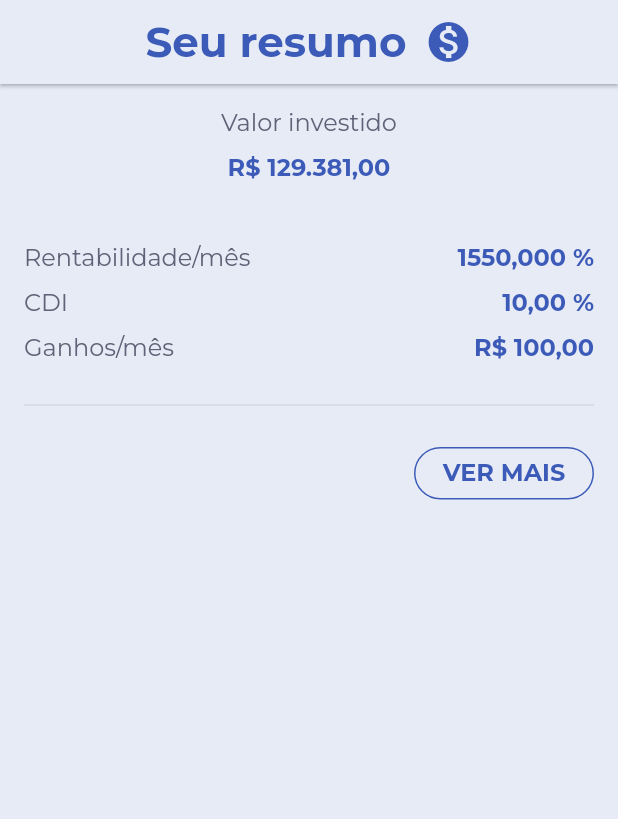
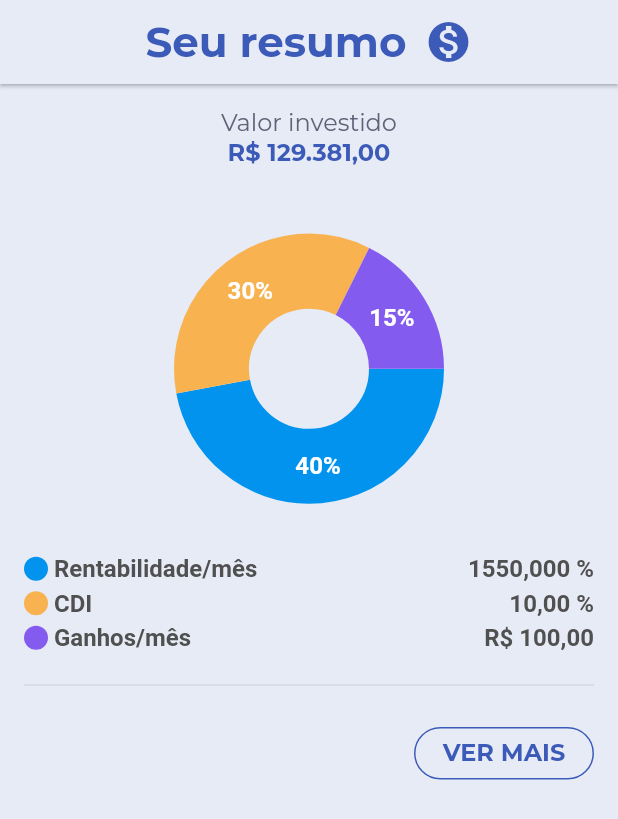
Before and after one commit to wladmyralmeida/MySummaryFlutter, a Flutter app: the screen it shows after launch, on a phone screen of 412 x 824 dp. Shown: the top 819 px of the screen. Run offline on Flutter 3.47's test engine with Material 2 defaults, Android fonts, the phone set to English and light mode, and no system bars; our stand-ins replace google_fonts, money_formatter.

Commit message:
Inserindo gráfico para melhor visualização dos dados

```diff
--- a/lib/app/core/app_colors.dart
+++ b/lib/app/core/app_colors.dart
@@ -1,16 +1,16 @@
 import 'package:flutter/material.dart';
 
 class AppColors {
-  static final Color cardBackground = Color(0xFFFFFFFF);
-  static final Color black = Color(0xFF000000);
-  static final Color green = Color(0xFF268665);
-  static const Color darkBlueColor = Color(0xFF3C5BB8);
-  static const Color darkGreyColor = Color(0xFF606377);
-  static const Color lightBlueColor = Color(0xFFE7EBF6);
-  static const Color shadowColor = Color(0xFFBDBDBD);
-  static const Color dotColor = Color(0xFF9AA3BC);
-  static const Color lineColor = Color(0xFFCCD1DD);
-  static const Color shimmerDefaultColor = Color(0xFF373F45);
-  static const Color shimmerBaseColor = Color(0xFFE0E0E0);
-  static const Color shimmerHighlightColor = Color(0xFFF5F5F5);
+  static final cardBackground = Color(0xFFFFFFFF);
+  static final black = Color(0xFF000000);
+  static final green = Color(0xFF268665);
+  static final darkBlueColor = Color(0xFF3C5BB8);
+  static final darkGreyColor = Color(0xFF606377);
+  static final lightBlueColor = Color(0xFFE7EBF6);
+  static final shadowColor = Color(0xFFBDBDBD);
+  static final dotColor = Color(0xFF9AA3BC);
+  static final lineColor = Color(0xFFCCD1DD);
+  static final shimmerDefaultColor = Color(0xFF373F45);
+  static final shimmerBaseColor = Color(0xFFE0E0E0);
+  static final shimmerHighlightColor = Color(0xFFF5F5F5);
 }
--- a/lib/app/core/app_sizes.dart
+++ b/lib/app/core/app_sizes.dart
@@ -17,7 +17,7 @@ class AppSizes {
 
   // Heights, Weights and Radius
   static const spreadRadius = 1.0;
-  static const cardHeight = 405.0;
+  static const cardHeight = 200.0;
   static const lineHeight = 1.0;
   static const buttonBorderRadius = 40.0;
   static const buttonWidth = 120.0;
--- a/lib/app/core/app_strings.dart
+++ b/lib/app/core/app_strings.dart
@@ -1,14 +1,15 @@
 class AppStrings {
-  static final String appTitle = 'Seu resumo';
-  static final String secretHeaderKey = "x-hasura-admin-secret";
-  static final String secretKey = 'secret';
-  static final String wealthSummaryKey = 'wealthSummary';
-  static final String investedValue = 'Valor investido';
-  static final String moneySymbol = 'R\$';
-  static final String profitability = 'Rentabilidade/mês';
-  static final String cdi = 'CDI';
-  static final String earnings = 'Ganhos/mês';
-  static final String seeMore = 'VER MAIS';
-  static final String percentSymbol = '%';
-  static final String errorMessage = 'Ocorreu um erro inesperado';
+  static const String appTitle = 'Seu resumo';
+  static const String secretHeaderKey = "x-hasura-admin-secret";
+  static const String secretKey = 'secret';
+  static const String wealthSummaryKey = 'wealthSummary';
+  static const String investedValue = 'Valor investido';
+  static const String moneySymbol = 'R\$';
+  static const String profitability = 'Rentabilidade/mês';
+  static const String cdi = 'CDI';
+  static const String earnings = 'Ganhos/mês';
+  static const String others = 'Outros';
+  static const String seeMore = 'VER MAIS';
+  static const String percentSymbol = '%';
+  static const String errorMessage = 'Ocorreu um erro inesperado';
 }
--- a/lib/app/shared/widgets/summary_card_widget.dart
+++ b/lib/app/modules/summary/summary_page.dart
@@ -4,55 +4,19 @@ import 'package:my_summary/app/core/app_colors.dart';
 import 'package:my_summary/app/core/app_sizes.dart';
 import 'package:my_summary/app/core/app_strings.dart';
 import 'package:my_summary/app/core/app_text_styles.dart';
+import 'package:my_summary/app/modules/summary/widgets/summary_chart_widget.dart';
 import 'package:my_summary/app/shared/models/summary_model.dart';
 import 'package:my_summary/app/shared/widgets/button_widget.dart';
-import 'package:my_summary/app/shared/widgets/summary_values_row.dart';
 
-class SummaryCard extends StatelessWidget {
+class SummaryPage extends StatelessWidget {
   final SummaryModel summary;
 
-  const SummaryCard({required this.summary});
+  const SummaryPage({required this.summary});
 
   @override
   Widget build(BuildContext context) {
     final money = MoneyFormatter(
       amount: summary.total.toDouble(),
-      settings: MoneyFormatterSettings(
-        symbol: 'R\$',
-        thousandSeparator: '.',
-        decimalSeparator: ',',
-        symbolAndNumberSeparator: ' ',
-        fractionDigits: 2,
-        // compactFormatType: CompactFormatType.sort,
-      ),
-    );
-
-    final profitabilityFormatted = MoneyFormatter(
-      amount: summary.profitability,
-      settings: MoneyFormatterSettings(
-        symbol: '%',
-        thousandSeparator: '',
-        decimalSeparator: ',',
-        symbolAndNumberSeparator: ' ',
-        fractionDigits: 3,
-        // compactFormatType: CompactFormatType.sort,
-      ),
-    );
-
-    final cdiFormatted = MoneyFormatter(
-      amount: summary.cdi,
-      settings: MoneyFormatterSettings(
-        symbol: '%',
-        thousandSeparator: '',
-        decimalSeparator: ',',
-        symbolAndNumberSeparator: ' ',
-        fractionDigits: 2,
-        // compactFormatType: CompactFormatType.sort,
-      ),
-    );
-
-    final gainFormatted = MoneyFormatter(
-      amount: summary.gain,
       settings: MoneyFormatterSettings(
         symbol: 'R\$',
         thousandSeparator: '.',
@@ -96,26 +60,15 @@ class SummaryCard extends StatelessWidget {
                 style: AppTextStyles.subtitle,
               ),
             ),
-            SizedBox(height: AppSizes.smallSpace),
             Center(
               child: Text(
                 money.output.symbolOnLeft,
                 style: AppTextStyles.textMoneyBlue,
               ),
             ),
-            SizedBox(height: AppSizes.largeSpace),
-            SummaryValuesRow(
-                label: AppStrings.profitability,
-                value: profitabilityFormatted.output.symbolOnRight),
             SizedBox(height: AppSizes.smallSpace),
-            SummaryValuesRow(
-                label: AppStrings.cdi,
-                value: cdiFormatted.output.symbolOnRight),
+            SummaryChartWidget(summary: summary),
             SizedBox(height: AppSizes.smallSpace),
-            SummaryValuesRow(
-                label: AppStrings.earnings,
-                value: gainFormatted.output.symbolOnLeft),
-            SizedBox(height: AppSizes.regularSpace),
             Divider(),
             SizedBox(height: AppSizes.regularSpace),
             Align(
--- /dev/null
+++ b/lib/app/modules/summary/widgets/indicator.dart
@@ -0,0 +1,52 @@
+import 'package:flutter/material.dart';
+
+class Indicator extends StatelessWidget {
+  final Color color;
+  final String leadingText;
+  final String trailingText;
+  final bool isSquare;
+  final double size;
+  final Color textColor;
+
+  const Indicator({
+    required this.color,
+    required this.leadingText,
+    required this.trailingText,
+    required this.isSquare,
+    this.size = 16,
+    this.textColor = const Color(0xff505050),
+  });
+
+  @override
+  Widget build(BuildContext context) {
+    return Row(
+      children: <Widget>[
+        Container(
+          width: size,
+          height: size,
+          decoration: BoxDecoration(
+            shape: isSquare ? BoxShape.rectangle : BoxShape.circle,
+            color: color,
+          ),
+        ),
+        const SizedBox(
+          width: 4,
+        ),
+        Expanded(
+          child: Text(
+            leadingText,
+            style: TextStyle(
+                fontSize: 16,
+                fontWeight: FontWeight.bold,
+                color: textColor),
+          ),
+        ),
+        Text(
+          trailingText,
+          style: TextStyle(
+              fontSize: 16, fontWeight: FontWeight.bold, color: textColor),
+        )
+      ],
+    );
+  }
+}
--- /dev/null
+++ b/lib/app/modules/summary/widgets/summary_chart_widget.dart
@@ -0,0 +1,179 @@
+import 'package:fl_chart/fl_chart.dart';
+import 'package:flutter/gestures.dart';
+import 'package:flutter/material.dart';
+import 'package:money_formatter/money_formatter.dart';
+import 'package:my_summary/app/core/app_strings.dart';
+import 'package:my_summary/app/modules/summary/widgets/indicator.dart';
+import 'package:my_summary/app/shared/models/summary_model.dart';
+
+class SummaryChartWidget extends StatefulWidget {
+  final SummaryModel summary;
+
+  const SummaryChartWidget({required this.summary});
+
+  @override
+  _SummaryChartWidgetState createState() => _SummaryChartWidgetState();
+}
+
+class _SummaryChartWidgetState extends State<SummaryChartWidget> {
+  int touchedIndex = -1;
+
+  @override
+  Widget build(BuildContext context) {
+
+    final profitabilityFormatted = MoneyFormatter(
+      amount: widget.summary.profitability,
+      settings: MoneyFormatterSettings(
+        symbol: '%',
+        thousandSeparator: '',
+        decimalSeparator: ',',
+        symbolAndNumberSeparator: ' ',
+        fractionDigits: 3,
+        // compactFormatType: CompactFormatType.sort,
+      ),
+    );
+
+    final cdiFormatted = MoneyFormatter(
+      amount: widget.summary.cdi,
+      settings: MoneyFormatterSettings(
+        symbol: '%',
+        thousandSeparator: '',
+        decimalSeparator: ',',
+        symbolAndNumberSeparator: ' ',
+        fractionDigits: 2,
+        // compactFormatType: CompactFormatType.sort,
+      ),
+    );
+
+    final gainFormatted = MoneyFormatter(
+      amount: widget.summary.gain,
+      settings: MoneyFormatterSettings(
+        symbol: 'R\$',
+        thousandSeparator: '.',
+        decimalSeparator: ',',
+        symbolAndNumberSeparator: ' ',
+        fractionDigits: 2,
+        // compactFormatType: CompactFormatType.sort,
+      ),
+    );
+
+    return AspectRatio(
+      aspectRatio: 1.2,
+      child: Column(
+        children: <Widget>[
+          Expanded(
+            child: AspectRatio(
+              aspectRatio: 1,
+              child: PieChart(
+                PieChartData(
+                    pieTouchData:
+                        PieTouchData(touchCallback: (pieTouchResponse) {
+                      setState(() {
+                        final desiredTouch =
+                            pieTouchResponse.touchInput is! PointerExitEvent &&
+                                pieTouchResponse.touchInput is! PointerUpEvent;
+                        if (desiredTouch &&
+                            pieTouchResponse.touchedSection != null) {
+                          touchedIndex = pieTouchResponse
+                              .touchedSection!.touchedSectionIndex;
+                        } else {
+                          touchedIndex = -1;
+                        }
+                      });
+                    }),
+                    borderData: FlBorderData(
+                      show: false,
+                    ),
+                    sectionsSpace: 0,
+                    centerSpaceRadius: 40,
+                    sections: showingSections()),
+              ),
+            ),
+          ),
+          Column(
+            mainAxisSize: MainAxisSize.max,
+            mainAxisAlignment: MainAxisAlignment.end,
+            crossAxisAlignment: CrossAxisAlignment.start,
+            children: <Widget>[
+              Indicator(
+                color: Color(0xff0293ee),
+                leadingText: AppStrings.profitability,
+                trailingText: profitabilityFormatted.output.symbolOnRight,
+                isSquare: false,
+              ),
+              SizedBox(
+                height: 4,
+              ),
+              Indicator(
+                color: Color(0xfff8b250),
+                leadingText: AppStrings.cdi,
+                trailingText:cdiFormatted.output.symbolOnRight,
+                isSquare: false,
+              ),
+              SizedBox(
+                height: 4,
+              ),
+              Indicator(
+                color: Color(0xff845bef),
+                leadingText: AppStrings.earnings,
+                trailingText: gainFormatted.output.symbolOnLeft,
+                isSquare: false,
+              ),
+              SizedBox(
+                height: 4,
+              ),
+            ],
+          ),
+          const SizedBox(
+            width: 28,
+          ),
+        ],
+      ),
+    );
+  }
+
+  List<PieChartSectionData> showingSections() {
+    return List.generate(3, (i) {
+      final isTouched = i == touchedIndex;
+      final fontSize = isTouched ? 25.0 : 16.0;
+      final radius = isTouched ? 60.0 : 50.0;
+      switch (i) {
+        case 0:
+          return PieChartSectionData(
+            color: const Color(0xff0293ee),
+            value: 40,
+            title: '40%',
+            radius: radius,
+            titleStyle: TextStyle(
+                fontSize: fontSize,
+                fontWeight: FontWeight.bold,
+                color: const Color(0xffffffff)),
+          );
+        case 1:
+          return PieChartSectionData(
+            color: const Color(0xfff8b250),
+            value: 30,
+            title: '30%',
+            radius: radius,
+            titleStyle: TextStyle(
+                fontSize: fontSize,
+                fontWeight: FontWeight.bold,
+                color: const Color(0xffffffff)),
+          );
+        case 2:
+          return PieChartSectionData(
+            color: const Color(0xff845bef),
+            value: 15,
+            title: '15%',
+            radius: radius,
+            titleStyle: TextStyle(
+                fontSize: fontSize,
+                fontWeight: FontWeight.bold,
+                color: const Color(0xffffffff)),
+          );
+        default:
+          throw Error();
+      }
+    });
+  }
+}
--- a/lib/app/shared/widgets/summary_values_row.dart
+++ /dev/null
@@ -1,27 +0,0 @@
-import 'package:flutter/material.dart';
-import 'package:my_summary/app/core/app_text_styles.dart';
-
-class SummaryValuesRow extends StatelessWidget {
-  final String label;
-  final String value;
-
-  const SummaryValuesRow({required this.label, required this.value});
-
-  @override
-  Widget build(BuildContext context) {
-    return Row(
-      mainAxisAlignment: MainAxisAlignment.spaceBetween,
-      crossAxisAlignment: CrossAxisAlignment.center,
-      children: [
-        Text(
-          label,
-          style: AppTextStyles.subtitle,
-        ),
-        Text(
-          value,
-          style: AppTextStyles.textMoneyBlue,
-        ),
-      ],
-    );
-  }
-}
--- a/lib/app/summary_application.dart
+++ b/lib/app/summary_application.dart
@@ -2,7 +2,7 @@ import 'package:flutter/material.dart';
 import 'package:my_summary/app/core/app_colors.dart';
 import 'package:my_summary/app/core/app_strings.dart';
 import 'package:my_summary/app/shared/models/summary_model.dart';
-import 'package:my_summary/app/shared/widgets/summary_card_widget.dart';
+import 'package:my_summary/app/modules/summary/summary_page.dart';
 
 class SummaryApplication extends StatelessWidget {
   @override
@@ -17,7 +17,7 @@ class SummaryApplication extends StatelessWidget {
           backgroundColor: AppColors.lightBlueColor
         )
       ),
-      home: SummaryCard(
+      home: SummaryPage(
         summary: SummaryModel(
             cdi: 10,
             gain: 100,
```
Also changed, not shown: pubspec.yaml (+1 -18 lines), pubspec.lock.
